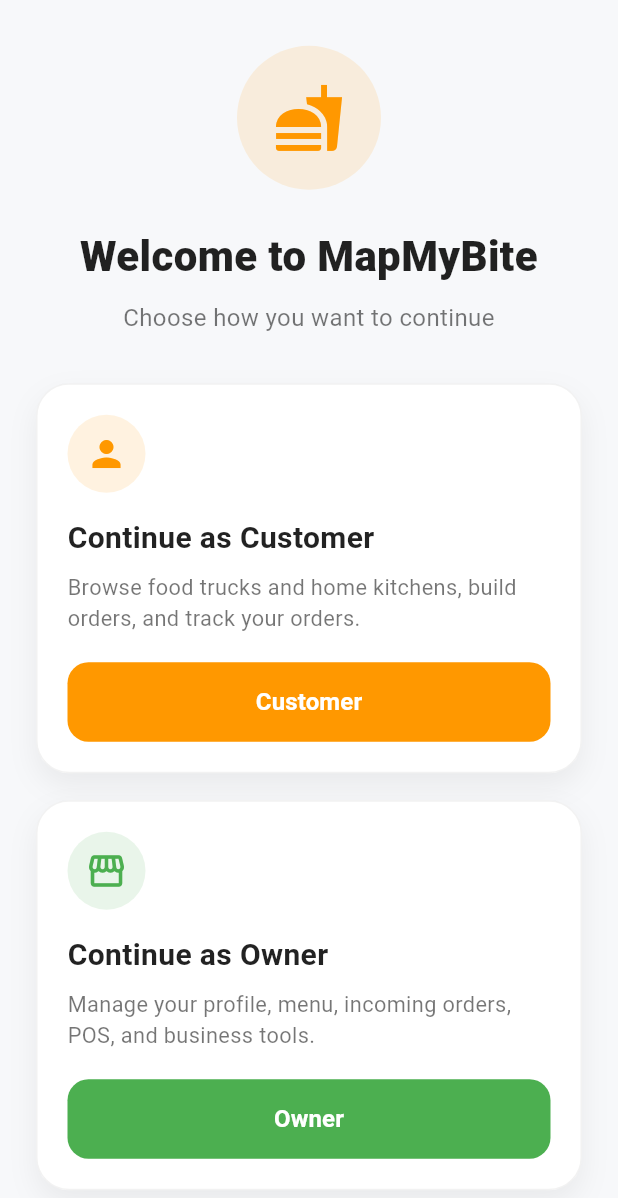
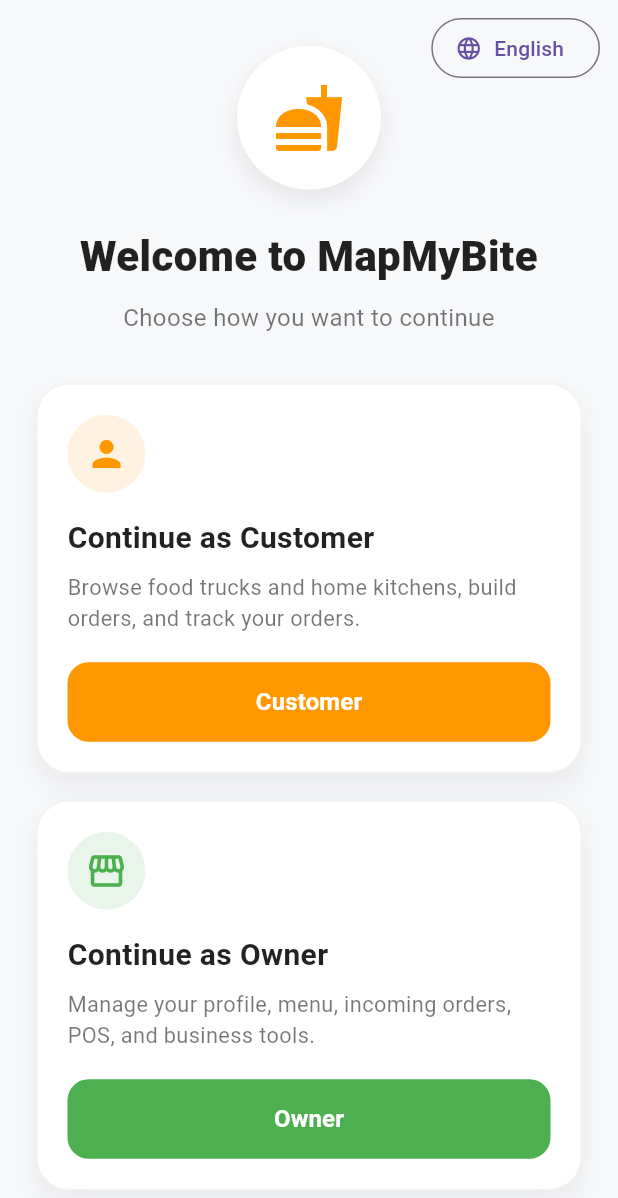
Before and after one commit to mapmybite/mapmybite, a Flutter app: the screen it shows after launch, on a phone screen of 412 x 824 dp. Shown: the top 1198 px of the screen. Run offline on Flutter 3.47's test engine with Material 3 defaults, Android fonts, the phone set to English and light mode, and no system bars; our stand-ins replace flutter_local_notifications, geocoding, geolocator, google_maps_flutter, image_picker, share_plus and 1 more.

Commit message:
Add language selector UI on welcome screen

```diff
--- a/lib/role_selection_page.dart
+++ b/lib/role_selection_page.dart
@@ -1,18 +1,74 @@
 import 'package:flutter/material.dart';
 import 'truck_page.dart';
 
-
 class RoleSelectionPage extends StatelessWidget {
   const RoleSelectionPage({super.key});
+
+  void _showLanguageSheet(BuildContext context) {
+    showModalBottomSheet(
+      context: context,
+      shape: const RoundedRectangleBorder(
+        borderRadius: BorderRadius.vertical(
+          top: Radius.circular(20),
+        ),
+      ),
+      builder: (context) {
+        return Padding(
+          padding: const EdgeInsets.all(20),
+          child: Column(
+            mainAxisSize: MainAxisSize.min,
+            children: const [
+              Text(
+                'Choose Language',
+                style: TextStyle(
+                  fontSize: 18,
+                  fontWeight: FontWeight.bold,
+                ),
+              ),
+              SizedBox(height: 16),
+              ListTile(
+                leading: Text('🇺🇸'),
+                title: Text('English'),
+              ),
+              ListTile(
+                leading: Text('🇪🇸'),
+                title: Text('Español'),
+              ),
+              ListTile(
+                leading: Text('🇮🇳'),
+                title: Text('हिन्दी'),
+              ),
+              ListTile(
+                leading: Text('🇮🇳'),
+                title: Text('ਪੰਜਾਬੀ'),
+              ),
+            ],
+          ),
+        );
+      },
+    );
+  }
 
   @override
   Widget build(BuildContext context) {
     return Scaffold(
       backgroundColor: const Color(0xFFF7F8FA),
       body: SafeArea(
-        child: Center(
+        child: Stack(
+          children: [
+            Positioned(
+              top: 8,
+              right: 12,
+              child: OutlinedButton.icon(
+                onPressed: () => _showLanguageSheet(context),
+                icon: const Icon(Icons.language, size: 18),
+                label: const Text('English'),
+              ),
+            ),
+            Center(
               child: SingleChildScrollView(
-            padding: const EdgeInsets.symmetric(horizontal: 24, vertical: 20),
+                padding:
+                const EdgeInsets.symmetric(horizontal: 24, vertical: 20),
                 child: ConstrainedBox(
                   constraints: const BoxConstraints(maxWidth: 420),
                   child: Column(
@@ -21,11 +77,19 @@
                       Container(
                         height: 96,
                         width: 96,
+                        padding: const EdgeInsets.all(10),
                         decoration: BoxDecoration(
-                      color: Colors.orange.withOpacity(0.12),
+                          color: Colors.white,
                           shape: BoxShape.circle,
+                          boxShadow: [
+                            BoxShadow(
+                              color: Colors.black.withOpacity(0.08),
+                              blurRadius: 14,
+                              offset: const Offset(0, 6),
                             ),
-                    child: Icon(
+                          ],
+                        ),
+                        child: const Icon(
                           Icons.fastfood,
                           size: 48,
                           color: Colors.orange,
@@ -51,7 +115,6 @@
                         ),
                       ),
                       const SizedBox(height: 32),
-
                       _RoleCard(
                         icon: Icons.person,
                         title: 'Continue as Customer',
@@ -68,9 +131,7 @@
                           );
                         },
                       ),
-
                       const SizedBox(height: 18),
-
                       _RoleCard(
                         icon: Icons.storefront,
                         title: 'Continue as Owner',
@@ -93,6 +154,8 @@
                   ),
                 ),
               ),
+            ),
+          ],
         ),
       ),
     );
```
Lines whose indentation alone changed are shown as unchanged.
